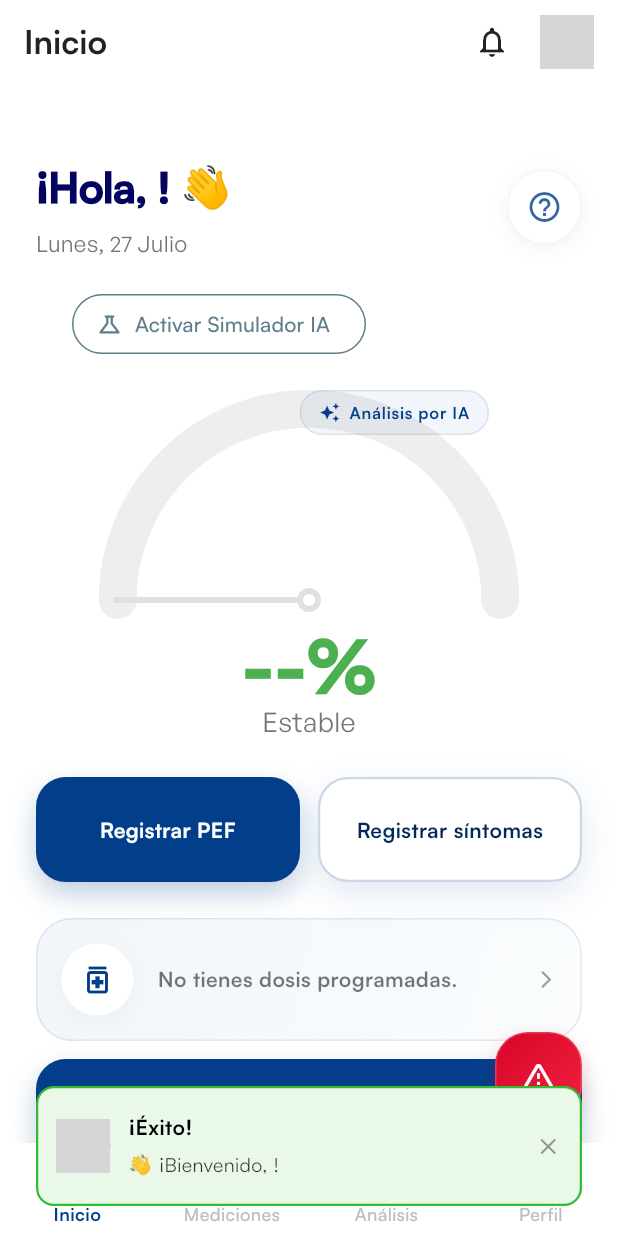
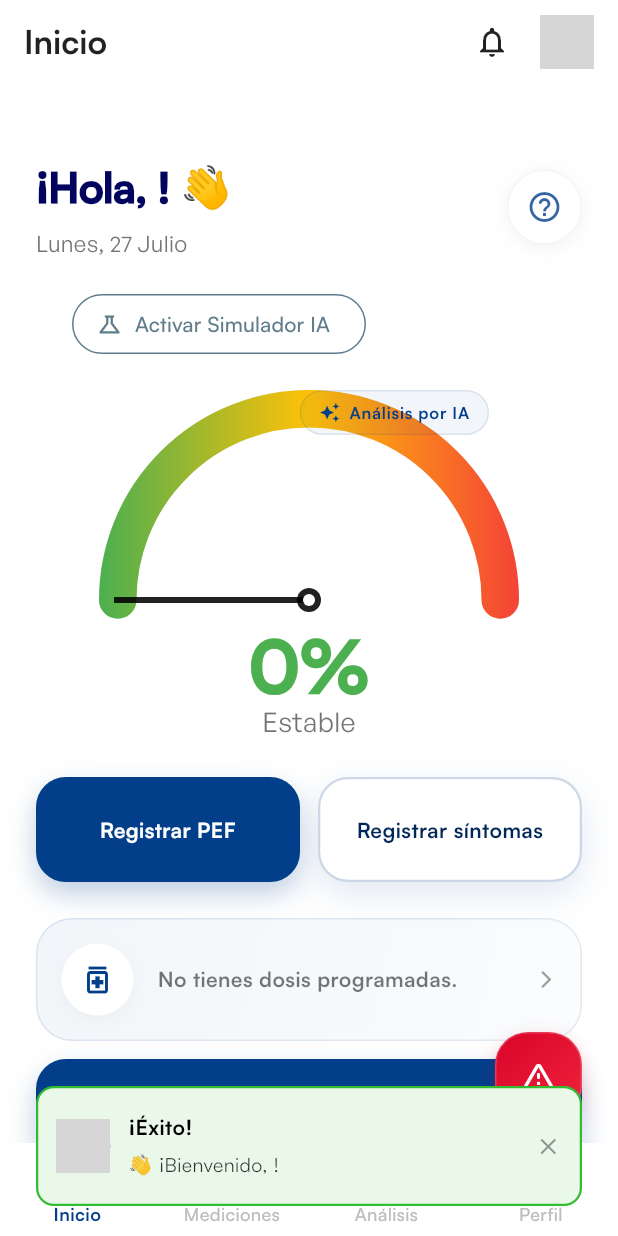
Before and after one commit to PablitinGlez/asthmaApp, a Flutter app: the HomeScreen screen opened by its route, on a phone screen of 412 x 824 dp. Run offline on Flutter 3.47's test engine with Material 3 defaults, Android fonts, the light colour scheme and no system bars; drawn by our look-alikes of toastification; our stand-ins replace animate_do, avatar_glow, dio, firebase_core, firebase_messaging, fl_chart and 24 more; missing offline and left inert: health, tutorial_coach_mark; accounts and stored records are empty; network calls fail; project files that could hold a hidden picture were left out; grey boxes are pictures that could not be loaded.

Commit message:
fix: show '0% Estable' instead of '--' when prediction probability is 0%

```diff
--- a/lib/presentation/home/widgets/dashboard/spirometer_gauge.dart
+++ b/lib/presentation/home/widgets/dashboard/spirometer_gauge.dart
@@ -100,7 +100,10 @@ class _RiskGauge extends StatelessWidget {
       if (statusText.isEmpty) statusText = "Riesgo de Crisis";
     }
 
-    final bool isEmpty = score == 0 && !isLoading;
+    // isEmpty solo es true si NUNCA se ha recibido una predicción del servidor
+    // (estado inicial antes del primer fetch). Si la predicción devuelve 0%,
+    // eso es un resultado válido → mostrar "0% Estable", no "--"
+    final bool isEmpty = score == 0 && !isLoading && statusText.isEmpty;
 
     return TweenAnimationBuilder<double>(
       tween: Tween<double>(begin: 0, end: score),
@@ -123,7 +126,7 @@ class _RiskGauge extends StatelessWidget {
             Column(
               children: [
                 Text(
-                  isEmpty ? "--%" : "${animatedScore.toInt()}%",
+                  isEmpty ? "Calculando..." : "${animatedScore.toInt()}%",
                   style: TextStyle(
                     fontFamily: 'Satoshi',
                     fontSize: 48,
```
